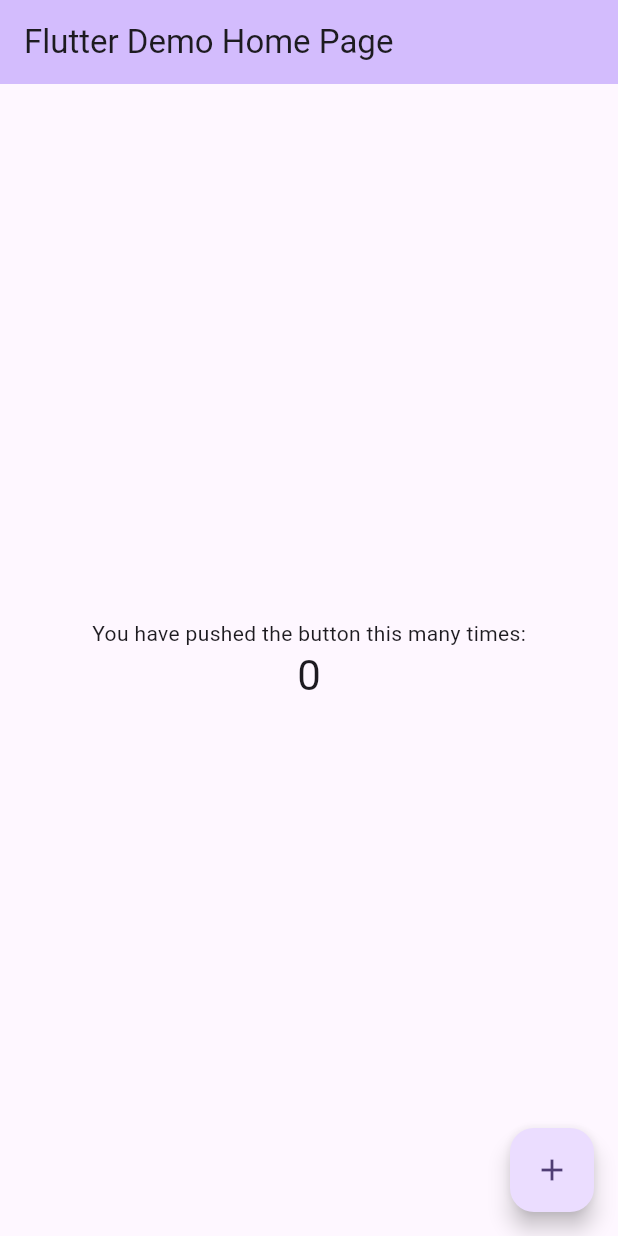
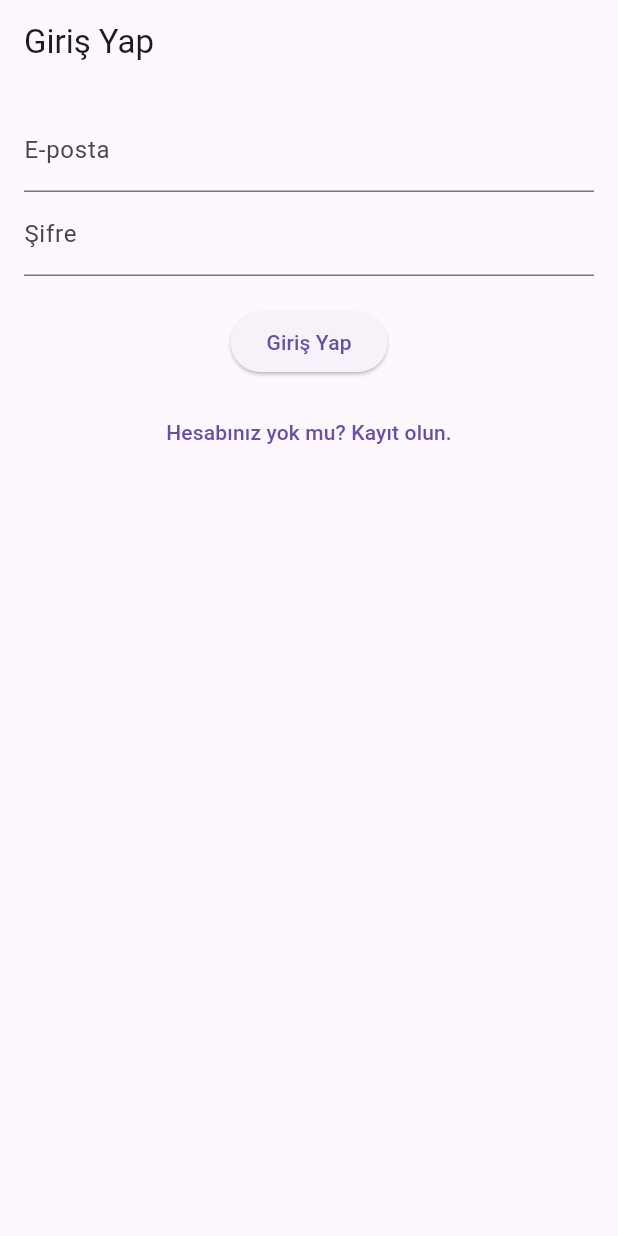
Before and after one commit to BerkayKacarr/E-Commerce-App, a Flutter app: the screen it shows after launch, on a phone screen of 412 x 824 dp. Run offline on Flutter 3.47's test engine with Material 3 defaults, Android fonts, the phone set to English and light mode, and no system bars; our stand-ins replace get, isar; accounts and stored records are empty; generated files the repository leaves out were written again; statements that could not run were skipped.

Commit message:
database ve g.dart kısımları entegre edildi

```diff
--- /dev/null
+++ b/lib/bindings/auth_binding.dart
@@ -0,0 +1,9 @@
+import 'package:get/get.dart';
+import '../controllers/auth_controller.dart';
+
+class AuthBinding extends Bindings {
+  @override
+  void dependencies() {
+    Get.lazyPut<AuthController>(() => AuthController());
+  }
+}
--- a/lib/main.dart
+++ b/lib/main.dart
@@ -1,122 +1,21 @@
 import 'package:flutter/material.dart';
+import 'package:get/get.dart';
+import 'routes/app_pages.dart';
 
-void main() {
-  runApp(const MyApp());
+void main() async {
+  WidgetsFlutterBinding.ensureInitialized();
+  await IsarService.init();
+  runApp(MyApp());
 }
 
 class MyApp extends StatelessWidget {
-  const MyApp({super.key});
-
-  // This widget is the root of your application.
   @override
   Widget build(BuildContext context) {
-    return MaterialApp(
-      title: 'Flutter Demo',
-      theme: ThemeData(
-        // This is the theme of your application.
-        //
-        // TRY THIS: Try running your application with "flutter run". You'll see
-        // the application has a purple toolbar. Then, without quitting the app,
-        // try changing the seedColor in the colorScheme below to Colors.green
-        // and then invoke "hot reload" (save your changes or press the "hot
-        // reload" button in a Flutter-supported IDE, or press "r" if you used
-        // the command line to start the app).
-        //
-        // Notice that the counter didn't reset back to zero; the application
-        // state is not lost during the reload. To reset the state, use hot
-        // restart instead.
-        //
-        // This works for code too, not just values: Most code changes can be
-        // tested with just a hot reload.
-        colorScheme: ColorScheme.fromSeed(seedColor: Colors.deepPurple),
-      ),
-      home: const MyHomePage(title: 'Flutter Demo Home Page'),
+    return GetMaterialApp(
+      title: 'E-Commerce App',
+      debugShowCheckedModeBanner: false,
+      initialRoute: AppRoutes.auth,
+      getPages: AppPages.pages,
     );
   }
 }
-
-class MyHomePage extends StatefulWidget {
-  const MyHomePage({super.key, required this.title});
-
-  // This widget is the home page of your application. It is stateful, meaning
-  // that it has a State object (defined below) that contains fields that affect
-  // how it looks.
-
-  // This class is the configuration for the state. It holds the values (in this
-  // case the title) provided by the parent (in this case the App widget) and
-  // used by the build method of the State. Fields in a Widget subclass are
-  // always marked "final".
-
-  final String title;
-
-  @override
-  State<MyHomePage> createState() => _MyHomePageState();
-}
-
-class _MyHomePageState extends State<MyHomePage> {
-  int _counter = 0;
-
-  void _incrementCounter() {
-    setState(() {
-      // This call to setState tells the Flutter framework that something has
-      // changed in this State, which causes it to rerun the build method below
-      // so that the display can reflect the updated values. If we changed
-      // _counter without calling setState(), then the build method would not be
-      // called again, and so nothing would appear to happen.
-      _counter++;
-    });
-  }
-
-  @override
-  Widget build(BuildContext context) {
-    // This method is rerun every time setState is called, for instance as done
-    // by the _incrementCounter method above.
-    //
-    // The Flutter framework has been optimized to make rerunning build methods
-    // fast, so that you can just rebuild anything that needs updating rather
-    // than having to individually change instances of widgets.
-    return Scaffold(
-      appBar: AppBar(
-        // TRY THIS: Try changing the color here to a specific color (to
-        // Colors.amber, perhaps?) and trigger a hot reload to see the AppBar
-        // change color while the other colors stay the same.
-        backgroundColor: Theme.of(context).colorScheme.inversePrimary,
-        // Here we take the value from the MyHomePage object that was created by
-        // the App.build method, and use it to set our appbar title.
-        title: Text(widget.title),
-      ),
-      body: Center(
-        // Center is a layout widget. It takes a single child and positions it
-        // in the middle of the parent.
-        child: Column(
-          // Column is also a layout widget. It takes a list of children and
-          // arranges them vertically. By default, it sizes itself to fit its
-          // children horizontally, and tries to be as tall as its parent.
-          //
-          // Column has various properties to control how it sizes itself and
-          // how it positions its children. Here we use mainAxisAlignment to
-          // center the children vertically; the main axis here is the vertical
-          // axis because Columns are vertical (the cross axis would be
-          // horizontal).
-          //
-          // TRY THIS: Invoke "debug painting" (choose the "Toggle Debug Paint"
-          // action in the IDE, or press "p" in the console), to see the
-          // wireframe for each widget.
-          mainAxisAlignment: MainAxisAlignment.center,
-          children: <Widget>[
-            const Text('You have pushed the button this many times:'),
-            Text(
-              '$_counter',
-              style: Theme.of(context).textTheme.headlineMedium,
-            ),
-          ],
-        ),
-      ),
-      floatingActionButton: FloatingActionButton(
-        onPressed: _incrementCounter,
-        tooltip: 'Increment',
-        child: const Icon(Icons.add),
-      ), // This trailing comma makes auto-formatting nicer for build methods.
-    );
-  }
-}
--- /dev/null
+++ b/lib/models/user_model.dart
@@ -0,0 +1,15 @@
+import 'package:isar/isar.dart';
+
+part 'user_model.g.dart';
+
+@collection
+class UserModel {
+  Id id = Isar.autoIncrement;
+
+  late String name;
+  late String email;
+  late String password;
+
+  // Tarih eklemek istersen
+  DateTime createdAt = DateTime.now();
+}
--- /dev/null
+++ b/lib/routes/app_pages.dart
@@ -0,0 +1,25 @@
+import 'package:ecommerce_app/bindings/auth_bindings.dart';
+import 'package:get/get.dart';
+import '../views/auth/login_view.dart';
+import '../views/auth/register_view.dart';
+import '../bindings/auth_binding.dart';
+
+class AppRoutes {
+  static const auth = '/auth';
+  static const register = '/register';
+}
+
+class AppPages {
+  static final pages = [
+    GetPage(
+      name: AppRoutes.auth,
+      page: () => LoginView(),
+      binding: AuthBinding(),
+    ),
+    GetPage(
+      name: AppRoutes.register,
+      page: () => RegisterView(),
+      binding: AuthBinding(),
+    ),
+  ];
+}
--- /dev/null
+++ b/lib/views/auth/login_view.dart
@@ -0,0 +1,42 @@
+import 'package:flutter/material.dart';
+import 'package:get/get.dart';
+import '../../controllers/auth_controller.dart';
+
+class LoginView extends StatelessWidget {
+  final controller = Get.find<AuthController>();
+
+  @override
+  Widget build(BuildContext context) {
+    return Scaffold(
+      appBar: AppBar(title: const Text("Giriş Yap")),
+      body: Padding(
+        padding: const EdgeInsets.all(16.0),
+        child: Column(
+          children: [
+            TextField(
+              controller: controller.emailController,
+              decoration: const InputDecoration(labelText: 'E-posta'),
+            ),
+            TextField(
+              controller: controller.passwordController,
+              obscureText: true,
+              decoration: const InputDecoration(labelText: 'Şifre'),
+            ),
+            const SizedBox(height: 20),
+            ElevatedButton(
+              onPressed: () => controller.loginUser(),
+              child: const Text("Giriş Yap"),
+            ),
+            const SizedBox(height: 12),
+            TextButton(
+              onPressed: () {
+                Get.toNamed('/register');
+              },
+              child: const Text("Hesabınız yok mu? Kayıt olun."),
+            ),
+          ],
+        ),
+      ),
+    );
+  }
+}
```
Also changed, not shown: lib/controllers/auth_controller.dart (added, +79 -0 lines), lib/models/product_model.dart (added, +15 -0 lines), lib/services/isar_service.dart (added, +29 -0 lines), lib/views/auth/register_view.dart (added, +39 -0 lines), lib/models/product_model.g.dart (added), lib/models/user_model.g.dart (added), 1 other file.
